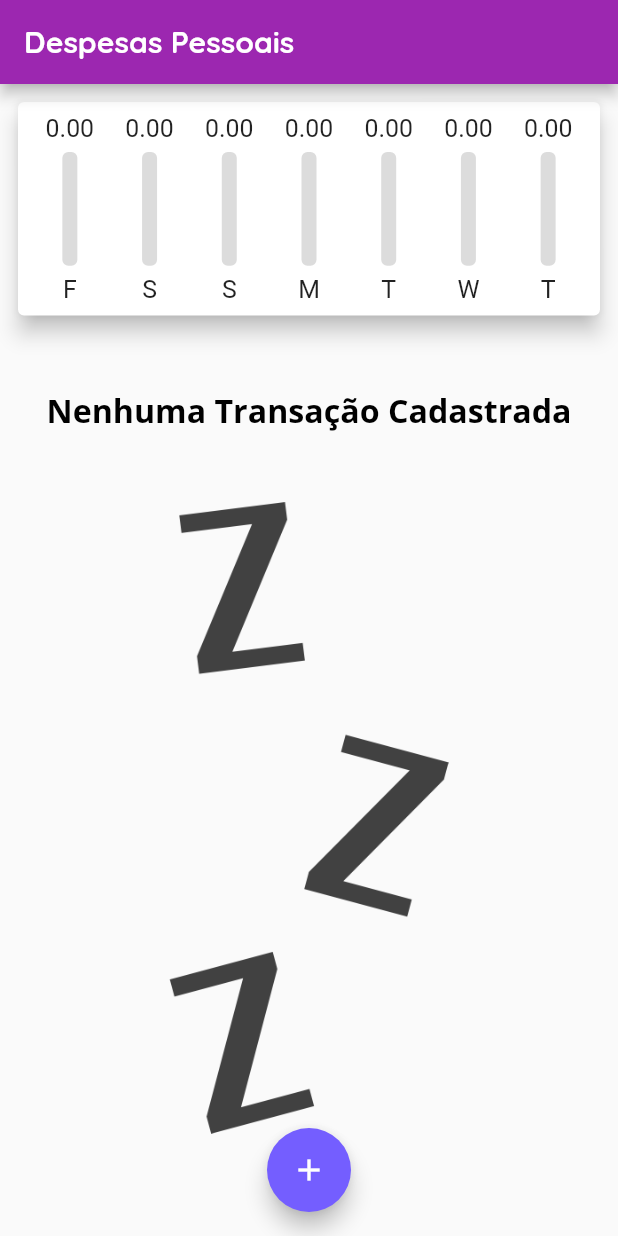
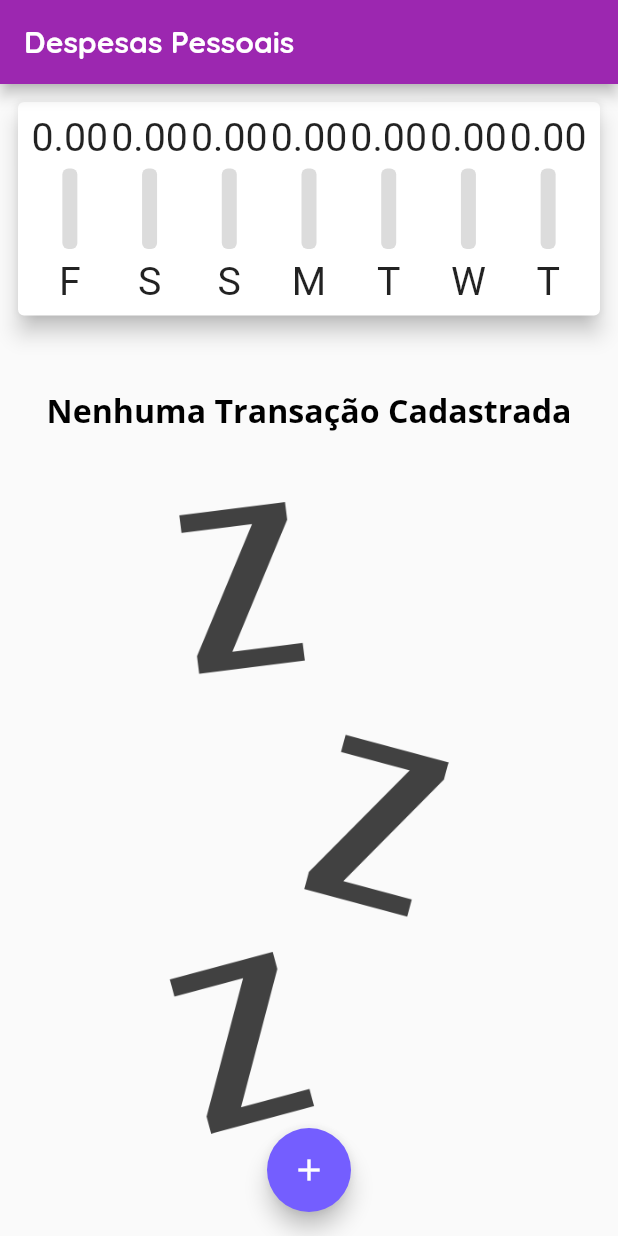
Before and after one commit to andrem4rks/flutter-study-cases, a Flutter app: the screen it shows after launch, on a phone screen of 412 x 824 dp. Run offline on Flutter 3.47's test engine with Material 2 defaults, Android fonts, the phone set to English and light mode, and no system bars.

Commit message:
transfer commit

```diff
--- a/expenses/lib/components/chart_bar.dart
+++ b/expenses/lib/components/chart_bar.dart
@@ -19,14 +19,14 @@ class ChartBar extends StatelessWidget {
         return Column(
           children: [
             SizedBox(
-              height: constraints.maxHeight * 0.15,
+              height: 30,
               child: FittedBox(
                 child: Text(value.toStringAsFixed(2)),
               ),
             ),
             SizedBox(height: constraints.maxHeight * 0.05),
-            SizedBox(
-              height: constraints.maxHeight * 0.6,
+            Flexible(
+              child: SizedBox(
                 width: 10,
                 child: Stack(
                   alignment: Alignment.bottomCenter,
@@ -50,9 +50,10 @@ class ChartBar extends StatelessWidget {
                   ],
                 ),
               ),
+            ),
             SizedBox(height: constraints.maxHeight * 0.05),
             SizedBox(
-              height: constraints.maxHeight * 0.15,
+              height: 30,
               child: FittedBox(
                 child: Text(label),
               ),
--- a/expenses/lib/components/transaction_form.dart
+++ b/expenses/lib/components/transaction_form.dart
@@ -113,6 +113,7 @@ class _TransactionFormState extends State<TransactionForm> {
                 margin: const EdgeInsets.symmetric(vertical: 8),
                 child: ElevatedButton(
                   style: ElevatedButton.styleFrom(
+                    backgroundColor: Theme.of(context).colorScheme.tertiary,
                     shape: RoundedRectangleBorder(
                         borderRadius: BorderRadius.circular(12.0)),
                   ),
--- /dev/null
+++ b/expenses/lib/components/transaction_list/empty_list.dart
@@ -0,0 +1,35 @@
+import 'package:flutter/material.dart';
+
+class EmptyList extends StatelessWidget {
+  const EmptyList({super.key});
+
+  @override
+  Widget build(BuildContext context) {
+    return LayoutBuilder(builder: (ctx, constraints) {
+      return Column(
+        children: [
+          SizedBox(
+            height: constraints.maxHeight * 0.2,
+            width: 350,
+            child: FittedBox(
+              child: Text(
+                'Nenhuma Transação Cadastrada',
+                style: Theme.of(context).textTheme.titleLarge,
+              ),
+            ),
+          ),
+          SizedBox(
+            height: constraints.maxHeight * 0.7,
+            child: Image.asset(
+              'assets/images/waiting.png',
+              fit: BoxFit.fitHeight,
+            ),
+          ),
+          SizedBox(
+            height: constraints.maxHeight * 0.1,
+          )
+        ],
+      );
+    });
+  }
+}
--- a/expenses/lib/components/transaction_list.dart
+++ b/expenses/lib/components/transaction_list/populated_list.dart
@@ -1,43 +1,18 @@
-import 'package:expenses/models/transaction.dart';
 import 'package:flutter/material.dart';
 import 'package:intl/intl.dart';
 
-class TransactionList extends StatelessWidget {
+import '../../models/transaction.dart';
+
+class PopulatedList extends StatelessWidget {
   final List<Transaction> transactions;
   final void Function(String) onRemove;
 
-  const TransactionList(this.transactions, this.onRemove, {super.key});
+
+  const PopulatedList(this.transactions, this.onRemove, {super.key});
 
   @override
   Widget build(BuildContext context) {
-    return transactions.isEmpty
-        ? LayoutBuilder(builder: (ctx, constraints) {
-            return Column(
-              children: [
-                SizedBox(
-                  height: constraints.maxHeight * 0.2,
-                  width: 350,
-                  child: FittedBox(
-                    child: Text(
-                      'Nenhuma Transação Cadastrada',
-                      style: Theme.of(context).textTheme.titleLarge,
-                    ),
-                  ),
-                ),
-                SizedBox(
-                  height: constraints.maxHeight * 0.7,
-                  child: Image.asset(
-                    'assets/images/waiting.png',
-                    fit: BoxFit.fitHeight,
-                  ),
-                ),
-                SizedBox(
-                  height: constraints.maxHeight * 0.1,
-                )
-              ],
-            );
-          })
-        : ListView.builder(
+    return ListView.builder(
             itemCount: transactions.length,
             itemBuilder: (context, index) {
               final tr = transactions[index];
@@ -91,6 +66,6 @@ class TransactionList extends StatelessWidget {
                 ),
               );
             },
-          );
+          );;
   }
 }
--- /dev/null
+++ b/expenses/lib/components/transaction_list/transaction_list.dart
@@ -0,0 +1,19 @@
+import 'package:expenses/components/transaction_list/empty_list.dart';
+import 'package:expenses/components/transaction_list/populated_list.dart';
+import 'package:expenses/models/transaction.dart';
+import 'package:flutter/material.dart';
+import 'package:intl/intl.dart';
+
+class TransactionList extends StatelessWidget {
+  final List<Transaction> transactions;
+  final void Function(String) onRemove;
+
+  const TransactionList(this.transactions, this.onRemove, {super.key});
+
+  @override
+  Widget build(BuildContext context) {
+    return transactions.isEmpty
+        ? const EmptyList()
+        : PopulatedList(transactions, onRemove);
+  }
+}
--- a/expenses/lib/main.dart
+++ b/expenses/lib/main.dart
@@ -6,7 +6,7 @@ import 'package:expenses/components/chart.dart';
 import 'package:expenses/components/transaction_form.dart';
 import 'package:flutter/material.dart';
 
-import 'components/transaction_list.dart';
+import 'components/transaction_list/transaction_list.dart';
 import 'models/transaction.dart';
 
 void main() => runApp(ExpensesApp());
@@ -156,7 +156,7 @@ class _MyHomePageState extends State<MyHomePage> {
                   //   ),
                   if (_showChart || !isLandscape)
                     SizedBox(
-                      height: availableHeight * (isLandscape ? 0.6 : 0.2),
+                      height: availableHeight * (isLandscape ? 0.4 : 0.2),
                       child: Chart(_recentTransactions),
                     ),
                   if (!_showChart || !isLandscape)
```
Lines whose indentation alone changed are shown as unchanged.
